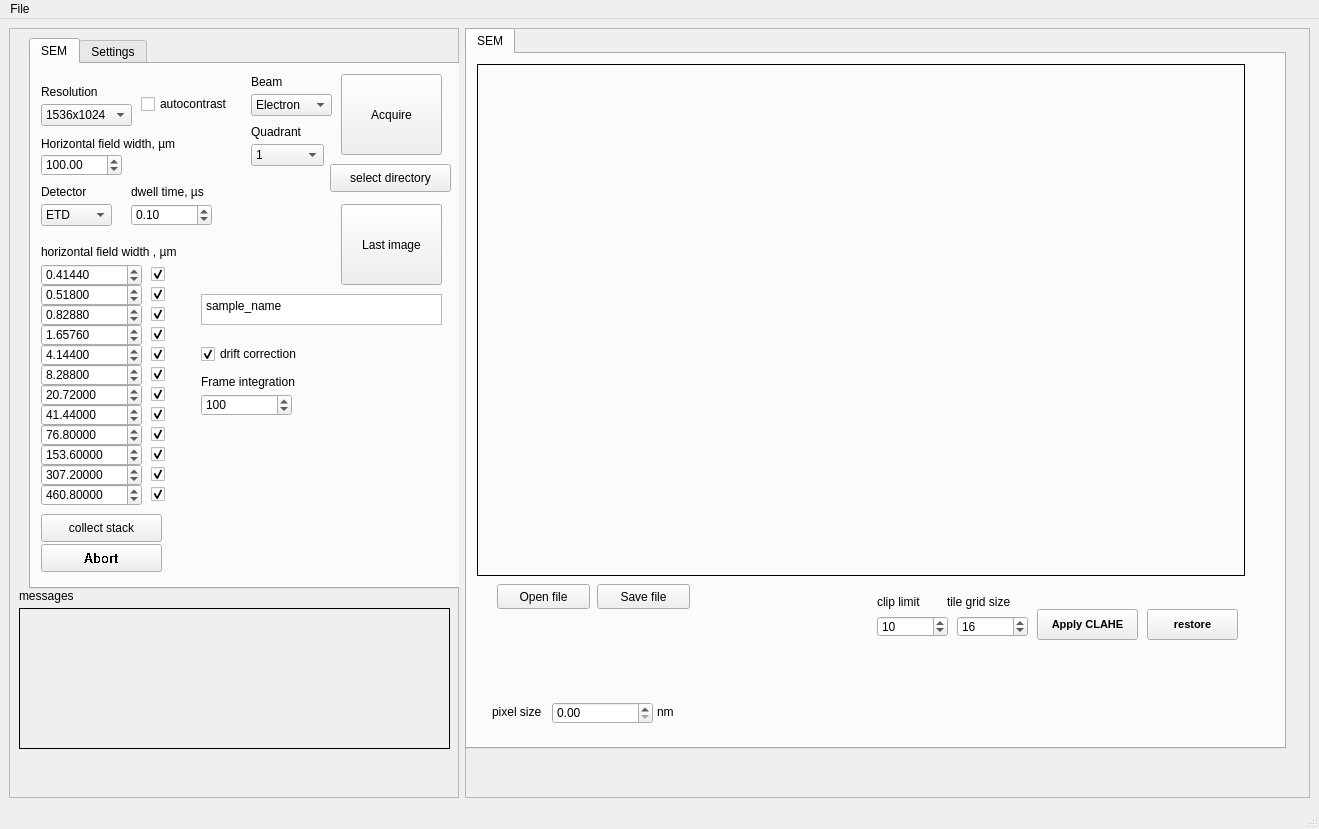
Above: qtdesigner_files/main_gui.ui from gorliks/SEM_Scan before the change. Below: the same form after it.
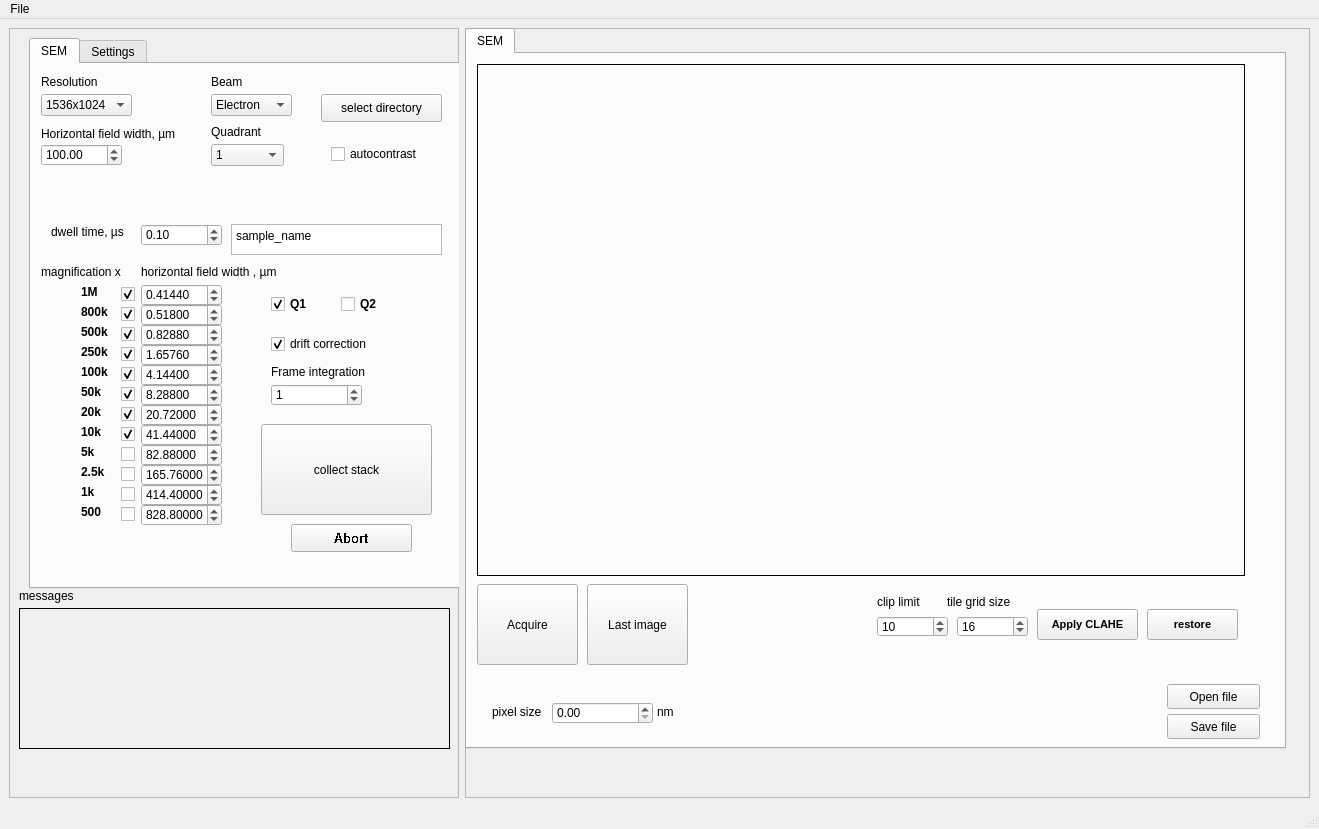
That is the form after the change.

Diff of the .ui file:
```diff
--- a/qtdesigner_files/main_gui.ui
+++ b/qtdesigner_files/main_gui.ui
@@ -108,24 +108,11 @@
         <attribute name="title">
          <string>SEM</string>
         </attribute>
-        <widget class="QPushButton" name="pushButton_acquire">
-         <property name="geometry">
-          <rect>
-           <x>310</x>
-           <y>10</y>
-           <width>101</width>
-           <height>81</height>
-          </rect>
-         </property>
-         <property name="text">
-          <string>Acquire</string>
-         </property>
-        </widget>
         <widget class="QLabel" name="label_3">
          <property name="geometry">
           <rect>
            <x>10</x>
-           <y>70</y>
+           <y>60</y>
            <width>161</width>
            <height>20</height>
           </rect>
@@ -134,49 +121,11 @@
           <string>Horizontal field width, µm</string>
          </property>
         </widget>
-        <widget class="QComboBox" name="comboBox_detector">
-         <property name="geometry">
-          <rect>
-           <x>10</x>
-           <y>140</y>
-           <width>71</width>
-           <height>22</height>
-          </rect>
-         </property>
-         <item>
-          <property name="text">
-           <string>ETD</string>
-          </property>
-         </item>
-         <item>
-          <property name="text">
-           <string>TLD</string>
-          </property>
-         </item>
-         <item>
-          <property name="text">
-           <string>ICE</string>
-          </property>
-         </item>
-        </widget>
-        <widget class="QLabel" name="label">
-         <property name="geometry">
-          <rect>
-           <x>10</x>
-           <y>120</y>
-           <width>61</width>
-           <height>16</height>
-          </rect>
-         </property>
-         <property name="text">
-          <string>Detector</string>
-         </property>
-        </widget>
         <widget class="QLabel" name="label_2">
          <property name="geometry">
           <rect>
-           <x>100</x>
-           <y>120</y>
+           <x>20</x>
+           <y>160</y>
            <width>91</width>
            <height>16</height>
           </rect>
@@ -189,7 +138,7 @@
          <property name="geometry">
           <rect>
            <x>10</x>
-           <y>90</y>
+           <y>80</y>
            <width>81</width>
            <height>22</height>
           </rect>
@@ -204,8 +153,8 @@
         <widget class="QDoubleSpinBox" name="spinBox_dwell_time">
          <property name="geometry">
           <rect>
-           <x>100</x>
-           <y>140</y>
+           <x>110</x>
+           <y>160</y>
            <width>81</width>
            <height>22</height>
           </rect>
@@ -220,8 +169,8 @@
         <widget class="QPushButton" name="pushButton_select_directory">
          <property name="geometry">
           <rect>
-           <x>299</x>
-           <y>100</y>
+           <x>290</x>
+           <y>30</y>
            <width>121</width>
            <height>28</height>
           </rect>
@@ -234,7 +183,7 @@
          <property name="geometry">
           <rect>
            <x>10</x>
-           <y>40</y>
+           <y>30</y>
            <width>91</width>
            <height>22</height>
           </rect>
@@ -279,7 +228,7 @@
          <property name="geometry">
           <rect>
            <x>10</x>
-           <y>20</y>
+           <y>10</y>
            <width>101</width>
            <height>16</height>
           </rect>
@@ -294,8 +243,8 @@
          </property>
          <property name="geometry">
           <rect>
-           <x>110</x>
-           <y>30</y>
+           <x>300</x>
+           <y>80</y>
            <width>111</width>
            <height>20</height>
           </rect>
@@ -307,24 +256,11 @@
           <bool>false</bool>
          </property>
         </widget>
-        <widget class="QPushButton" name="pushButton_last_image">
-         <property name="geometry">
-          <rect>
-           <x>310</x>
-           <y>140</y>
-           <width>101</width>
-           <height>81</height>
-          </rect>
-         </property>
-         <property name="text">
-          <string>Last image</string>
-         </property>
-        </widget>
         <widget class="QCheckBox" name="checkBox_drift_correction">
          <property name="geometry">
           <rect>
-           <x>170</x>
-           <y>280</y>
+           <x>240</x>
+           <y>270</y>
            <width>111</width>
            <height>20</height>
           </rect>
@@ -339,7 +275,7 @@
         <widget class="QComboBox" name="comboBox_beam_type">
          <property name="geometry">
           <rect>
-           <x>220</x>
+           <x>180</x>
            <y>30</y>
            <width>81</width>
            <height>22</height>
@@ -359,7 +295,7 @@
         <widget class="QLabel" name="label_4">
          <property name="geometry">
           <rect>
-           <x>220</x>
+           <x>180</x>
            <y>10</y>
            <width>41</width>
            <height>16</height>
@@ -372,7 +308,7 @@
         <widget class="QComboBox" name="comboBox_quadrant">
          <property name="geometry">
           <rect>
-           <x>220</x>
+           <x>180</x>
            <y>80</y>
            <width>73</width>
            <height>22</height>
@@ -402,7 +338,7 @@
         <widget class="QLabel" name="label_8">
          <property name="geometry">
           <rect>
-           <x>220</x>
+           <x>180</x>
            <y>60</y>
            <width>61</width>
            <height>16</height>
@@ -415,9 +351,9 @@
         <widget class="QDoubleSpinBox" name="doubleSpinBox_hfw_01">
          <property name="geometry">
           <rect>
-           <x>10</x>
-           <y>200</y>
-           <width>101</width>
+           <x>110</x>
+           <y>220</y>
+           <width>81</width>
            <height>22</height>
           </rect>
          </property>
@@ -434,8 +370,8 @@
         <widget class="QLabel" name="label_5">
          <property name="geometry">
           <rect>
-           <x>10</x>
-           <y>180</y>
+           <x>110</x>
+           <y>200</y>
            <width>151</width>
            <height>16</height>
           </rect>
@@ -447,9 +383,9 @@
         <widget class="QDoubleSpinBox" name="doubleSpinBox_hfw_02">
          <property name="geometry">
           <rect>
-           <x>10</x>
-           <y>220</y>
-           <width>101</width>
+           <x>110</x>
+           <y>240</y>
+           <width>81</width>
            <height>22</height>
           </rect>
          </property>
@@ -466,9 +402,9 @@
         <widget class="QDoubleSpinBox" name="doubleSpinBox_hfw_03">
          <property name="geometry">
           <rect>
-           <x>10</x>
-           <y>240</y>
-           <width>101</width>
+           <x>110</x>
+           <y>260</y>
+           <width>81</width>
            <height>22</height>
           </rect>
          </property>
@@ -485,9 +421,9 @@
         <widget class="QDoubleSpinBox" name="doubleSpinBox_hfw_04">
          <property name="geometry">
           <rect>
-           <x>10</x>
-           <y>260</y>
-           <width>101</width>
+           <x>110</x>
+           <y>280</y>
+           <width>81</width>
            <height>22</height>
           </rect>
          </property>
@@ -504,9 +440,9 @@
         <widget class="QDoubleSpinBox" name="doubleSpinBox_hfw_05">
          <property name="geometry">
           <rect>
-           <x>10</x>
-           <y>280</y>
-           <width>101</width>
+           <x>110</x>
+           <y>300</y>
+           <width>81</width>
            <height>22</height>
           </rect>
          </property>
@@ -523,9 +459,9 @@
         <widget class="QDoubleSpinBox" name="doubleSpinBox_hfw_06">
          <property name="geometry">
           <rect>
-           <x>10</x>
-           <y>300</y>
-           <width>101</width>
+           <x>110</x>
+           <y>320</y>
+           <width>81</width>
            <height>22</height>
           </rect>
          </property>
@@ -542,9 +478,9 @@
         <widget class="QDoubleSpinBox" name="doubleSpinBox_hfw_07">
          <property name="geometry">
           <rect>
-           <x>10</x>
-           <y>320</y>
-           <width>101</width>
+           <x>110</x>
+           <y>340</y>
+           <width>81</width>
            <height>22</height>
           </rect>
          </property>
@@ -561,9 +497,9 @@
         <widget class="QDoubleSpinBox" name="doubleSpinBox_hfw_08">
          <property name="geometry">
           <rect>
-           <x>10</x>
-           <y>340</y>
-           <width>101</width>
+           <x>110</x>
+           <y>360</y>
+           <width>81</width>
            <height>22</height>
           </rect>
          </property>
@@ -580,9 +516,9 @@
         <widget class="QDoubleSpinBox" name="doubleSpinBox_hfw_09">
          <property name="geometry">
           <rect>
-           <x>10</x>
-           <y>360</y>
-           <width>101</width>
+           <x>110</x>
+           <y>380</y>
+           <width>81</width>
            <height>22</height>
           </rect>
          </property>
@@ -593,15 +529,15 @@
           <double>1000000.000000000000000</double>
          </property>
          <property name="value">
-          <double>76.799999999999997</double>
+          <double>82.879999999999995</double>
          </property>
         </widget>
         <widget class="QDoubleSpinBox" name="doubleSpinBox_hfw_10">
          <property name="geometry">
           <rect>
-           <x>10</x>
-           <y>380</y>
-           <width>101</width>
+           <x>110</x>
+           <y>400</y>
+           <width>81</width>
            <height>22</height>
           </rect>
          </property>
@@ -612,15 +548,15 @@
           <double>1000000.000000000000000</double>
          </property>
          <property name="value">
-          <double>153.599999999999994</double>
+          <double>165.759999999999991</double>
          </property>
         </widget>
         <widget class="QDoubleSpinBox" name="doubleSpinBox_hfw_11">
          <property name="geometry">
           <rect>
-           <x>10</x>
-           <y>400</y>
-           <width>101</width>
+           <x>110</x>
+           <y>420</y>
+           <width>81</width>
            <height>22</height>
           </rect>
          </property>
@@ -631,15 +567,15 @@
           <double>1000000.000000000000000</double>
          </property>
          <property name="value">
-          <double>307.199999999999989</double>
+          <double>414.399999999999977</double>
          </property>
         </widget>
         <widget class="QDoubleSpinBox" name="doubleSpinBox_hfw_12">
          <property name="geometry">
           <rect>
-           <x>10</x>
-           <y>420</y>
-           <width>101</width>
+           <x>110</x>
+           <y>440</y>
+           <width>81</width>
            <height>22</height>
           </rect>
          </property>
@@ -650,15 +586,15 @@
           <double>1000000.000000000000000</double>
          </property>
          <property name="value">
-          <double>460.800000000000011</double>
+          <double>828.799999999999955</double>
          </property>
         </widget>
         <widget class="QCheckBox" name="checkBox_hfw_01">
          <property name="geometry">
           <rect>
-           <x>120</x>
-           <y>200</y>
-           <width>31</width>
+           <x>90</x>
+           <y>220</y>
+           <width>21</width>
            <height>20</height>
           </rect>
          </property>
@@ -672,9 +608,9 @@
         <widget class="QCheckBox" name="checkBox_hfw_02">
          <property name="geometry">
           <rect>
-           <x>120</x>
-           <y>220</y>
-           <width>31</width>
+           <x>90</x>
+           <y>240</y>
+           <width>21</width>
            <height>20</height>
           </rect>
          </property>
@@ -688,9 +624,9 @@
         <widget class="QCheckBox" name="checkBox_hfw_03">
          <property name="geometry">
           <rect>
-           <x>120</x>
-           <y>240</y>
-           <width>31</width>
+           <x>90</x>
+           <y>260</y>
+           <width>21</width>
            <height>20</height>
           </rect>
          </property>
@@ -704,9 +640,9 @@
         <widget class="QCheckBox" name="checkBox_hfw_04">
          <property name="geometry">
           <rect>
-           <x>120</x>
-           <y>260</y>
-           <width>31</width>
+           <x>90</x>
+           <y>280</y>
+           <width>21</width>
            <height>20</height>
           </rect>
          </property>
@@ -720,8 +656,8 @@
         <widget class="QCheckBox" name="checkBox_hfw_05">
          <property name="geometry">
           <rect>
-           <x>120</x>
-           <y>280</y>
+           <x>90</x>
+           <y>300</y>
            <width>21</width>
            <height>20</height>
           </rect>
@@ -736,9 +672,9 @@
         <widget class="QCheckBox" name="checkBox_hfw_06">
          <property name="geometry">
           <rect>
-           <x>120</x>
-           <y>300</y>
-           <width>31</width>
+           <x>90</x>
+           <y>320</y>
+           <width>21</width>
            <height>20</height>
           </rect>
          </property>
@@ -752,8 +688,8 @@
         <widget class="QCheckBox" name="checkBox_hfw_07">
          <property name="geometry">
           <rect>
-           <x>120</x>
-           <y>320</y>
+           <x>90</x>
+           <y>340</y>
            <width>21</width>
            <height>20</height>
           </rect>
@@ -768,9 +704,9 @@
         <widget class="QCheckBox" name="checkBox_hfw_08">
          <property name="geometry">
           <rect>
-           <x>120</x>
-           <y>340</y>
-           <width>31</width>
+           <x>90</x>
+           <y>360</y>
+           <width>21</width>
            <height>20</height>
           </rect>
          </property>
@@ -784,9 +720,9 @@
         <widget class="QCheckBox" name="checkBox_hfw_09">
          <property name="geometry">
           <rect>
-           <x>120</x>
-           <y>360</y>
-           <width>31</width>
+           <x>90</x>
+           <y>380</y>
+           <width>21</width>
            <height>20</height>
           </rect>
          </property>
@@ -794,15 +730,15 @@
           <string/>
          </property>
          <property name="checked">
-          <bool>true</bool>
+          <bool>false</bool>
          </property>
         </widget>
         <widget class="QCheckBox" name="checkBox_hfw_10">
          <property name="geometry">
           <rect>
-           <x>120</x>
-           <y>380</y>
-           <width>31</width>
+           <x>90</x>
+           <y>400</y>
+           <width>21</width>
            <height>20</height>
           </rect>
          </property>
@@ -810,15 +746,15 @@
           <string/>
          </property>
          <property name="checked">
-          <bool>true</bool>
+          <bool>false</bool>
          </property>
         </widget>
         <widget class="QCheckBox" name="checkBox_hfw_11">
          <property name="geometry">
           <rect>
-           <x>120</x>
-           <y>400</y>
-           <width>31</width>
+           <x>90</x>
+           <y>420</y>
+           <width>21</width>
            <height>20</height>
           </rect>
          </property>
@@ -826,15 +762,15 @@
           <string/>
          </property>
          <property name="checked">
-          <bool>true</bool>
+          <bool>false</bool>
          </property>
         </widget>
         <widget class="QCheckBox" name="checkBox_hfw_12">
          <property name="geometry">
           <rect>
-           <x>120</x>
-           <y>420</y>
-           <width>31</width>
+           <x>90</x>
+           <y>440</y>
+           <width>21</width>
            <height>20</height>
           </rect>
          </property>
@@ -842,14 +778,14 @@
           <string/>
          </property>
          <property name="checked">
-          <bool>true</bool>
+          <bool>false</bool>
          </property>
         </widget>
         <widget class="QPushButton" name="pushButton_abort_stack_collection">
          <property name="geometry">
           <rect>
-           <x>10</x>
-           <y>480</y>
+           <x>260</x>
+           <y>460</y>
            <width>121</width>
            <height>28</height>
           </rect>
@@ -870,10 +806,10 @@
         <widget class="QPushButton" name="pushButton_collect_stack">
          <property name="geometry">
           <rect>
-           <x>10</x>
-           <y>450</y>
-           <width>121</width>
-           <height>28</height>
+           <x>230</x>
+           <y>360</y>
+           <width>171</width>
+           <height>91</height>
           </rect>
          </property>
          <property name="text">
@@ -896,9 +832,9 @@
         <widget class="QPlainTextEdit" name="plainTextEdit_sample_name">
          <property name="geometry">
           <rect>
-           <x>170</x>
-           <y>230</y>
-           <width>241</width>
+           <x>200</x>
+           <y>160</y>
+           <width>211</width>
            <height>31</height>
           </rect>
          </property>
@@ -909,8 +845,8 @@
         <widget class="QLabel" name="label_12">
          <property name="geometry">
           <rect>
-           <x>170</x>
-           <y>310</y>
+           <x>240</x>
+           <y>300</y>
            <width>111</width>
            <height>16</height>
           </rect>
@@ -922,8 +858,8 @@
         <widget class="QSpinBox" name="spinBox_frame_integration">
          <property name="geometry">
           <rect>
-           <x>170</x>
-           <y>330</y>
+           <x>240</x>
+           <y>320</y>
            <width>91</width>
            <height>22</height>
           </rect>
@@ -932,7 +868,306 @@
           <number>1000000</number>
          </property>
          <property name="value">
-          <number>100</number>
+          <number>1</number>
+         </property>
+        </widget>
+        <widget class="QLabel" name="label_13">
+         <property name="geometry">
+          <rect>
+           <x>10</x>
+           <y>200</y>
+           <width>91</width>
+           <height>16</height>
+          </rect>
+         </property>
+         <property name="text">
+          <string>magnification x</string>
+         </property>
+        </widget>
+        <widget class="QLabel" name="label_hfw_01">
+         <property name="geometry">
+          <rect>
+           <x>50</x>
+           <y>220</y>
+           <width>21</width>
+           <height>16</height>
+          </rect>
+         </property>
+         <property name="font">
+          <font>
+           <family>Arial</family>
+           <weight>75</weight>
+           <bold>true</bold>
+          </font>
+         </property>
+         <property name="text">
+          <string>1M</string>
+         </property>
+        </widget>
+        <widget class="QLabel" name="label_hfw_02">
+         <property name="geometry">
+          <rect>
+           <x>50</x>
+           <y>240</y>
+           <width>31</width>
+           <height>16</height>
+          </rect>
+         </property>
+         <property name="font">
+          <font>
+           <family>Arial</family>
+           <weight>75</weight>
+           <bold>true</bold>
+          </font>
+         </property>
+         <property name="text">
+          <string>800k</string>
+         </property>
+        </widget>
+        <widget class="QLabel" name="label_hfw_03">
+         <property name="geometry">
+          <rect>
+           <x>50</x>
+           <y>260</y>
+           <width>31</width>
+           <height>16</height>
+          </rect>
+         </property>
+         <property name="font">
+          <font>
+           <family>Arial</family>
+           <weight>75</weight>
+           <bold>true</bold>
+          </font>
+         </property>
+         <property name="text">
+          <string>500k</string>
+         </property>
+        </widget>
+        <widget class="QLabel" name="label_hfw_04">
+         <property name="geometry">
+          <rect>
+           <x>50</x>
+           <y>280</y>
+           <width>31</width>
+           <height>16</height>
+          </rect>
+         </property>
+         <property name="font">
+          <font>
+           <family>Arial</family>
+           <weight>75</weight>
+           <bold>true</bold>
+          </font>
+         </property>
+         <property name="text">
+          <string>250k</string>
+         </property>
+        </widget>
+        <widget class="QLabel" name="label_hfw_05">
+         <property name="geometry">
+          <rect>
+           <x>50</x>
+           <y>300</y>
+           <width>31</width>
+           <height>16</height>
+          </rect>
+         </property>
+         <property name="font">
+          <font>
+           <family>Arial</family>
+           <weight>75</weight>
+           <bold>true</bold>
+          </font>
+         </property>
+         <property name="text">
+          <string>100k</string>
+         </property>
+        </widget>
+        <widget class="QLabel" name="label_hfw_06">
+         <property name="geometry">
+          <rect>
+           <x>50</x>
+           <y>320</y>
+           <width>21</width>
+           <height>16</height>
+          </rect>
+         </property>
+         <property name="font">
+          <font>
+           <family>Arial</family>
+           <weight>75</weight>
+           <bold>true</bold>
+          </font>
+         </property>
+         <property name="text">
+          <string>50k</string>
+         </property>
+        </widget>
+        <widget class="QLabel" name="label_hfw_07">
+         <property name="geometry">
+          <rect>
+           <x>50</x>
+           <y>340</y>
+           <width>21</width>
+           <height>16</height>
+          </rect>
+         </property>
+         <property name="font">
+          <font>
+           <family>Arial</family>
+           <weight>75</weight>
+           <bold>true</bold>
+          </font>
+         </property>
+         <property name="text">
+          <string>20k</string>
+         </property>
+        </widget>
+        <widget class="QLabel" name="label_hfw_08">
+         <property name="geometry">
+          <rect>
+           <x>50</x>
+           <y>360</y>
+           <width>21</width>
+           <height>16</height>
+          </rect>
+         </property>
+         <property name="font">
+          <font>
+           <family>Arial</family>
+           <weight>75</weight>
+           <bold>true</bold>
+          </font>
+         </property>
+         <property name="text">
+          <string>10k</string>
+         </property>
+        </widget>
+        <widget class="QLabel" name="label_hfw_09">
+         <property name="geometry">
+          <rect>
+           <x>50</x>
+           <y>380</y>
+           <width>21</width>
+           <height>16</height>
+          </rect>
+         </property>
+         <property name="font">
+          <font>
+           <family>Arial</family>
+           <weight>75</weight>
+           <bold>true</bold>
+          </font>
+         </property>
+         <property name="text">
+          <string>5k</string>
+         </property>
+        </widget>
+        <widget class="QLabel" name="label_hfw_10">
+         <property name="geometry">
+          <rect>
+           <x>50</x>
+           <y>400</y>
+           <width>31</width>
+           <height>16</height>
+          </rect>
+         </property>
+         <property name="font">
+          <font>
+           <family>Arial</family>
+           <weight>75</weight>
+           <bold>true</bold>
+          </font>
+         </property>
+         <property name="text">
+          <string>2.5k</string>
+         </property>
+        </widget>
+        <widget class="QLabel" name="label_hfw_11">
+         <property name="geometry">
+          <rect>
+           <x>50</x>
+           <y>420</y>
+           <width>21</width>
+           <height>16</height>
+          </rect>
+         </property>
+         <property name="font">
+          <font>
+           <family>Arial</family>
+           <weight>75</weight>
+           <bold>true</bold>
+          </font>
+         </property>
+         <property name="text">
+          <string>1k</string>
+         </property>
+        </widget>
+        <widget class="QLabel" name="label_hfw_12">
+         <property name="geometry">
+          <rect>
+           <x>50</x>
+           <y>440</y>
+           <width>21</width>
+           <height>16</height>
+          </rect>
+         </property>
+         <property name="font">
+          <font>
+           <family>Arial</family>
+           <weight>75</weight>
+           <bold>true</bold>
+          </font>
+         </property>
+         <property name="text">
+          <string>500</string>
+         </property>
+        </widget>
+        <widget class="QCheckBox" name="checkBox_q1">
+         <property name="geometry">
+          <rect>
+           <x>240</x>
+           <y>230</y>
+           <width>51</width>
+           <height>20</height>
+          </rect>
+         </property>
+         <property name="font">
+          <font>
+           <family>Arial</family>
+           <weight>75</weight>
+           <bold>true</bold>
+          </font>
+         </property>
+         <property name="text">
+          <string>Q1</string>
+         </property>
+         <property name="checked">
+          <bool>true</bool>
+         </property>
+        </widget>
+        <widget class="QCheckBox" name="checkBox_q2">
+         <property name="geometry">
+          <rect>
+           <x>310</x>
+           <y>230</y>
+           <width>51</width>
+           <height>20</height>
+          </rect>
+         </property>
+         <property name="font">
+          <font>
+           <family>Arial</family>
+           <weight>75</weight>
+           <bold>true</bold>
+          </font>
+         </property>
+         <property name="text">
+          <string>Q2</string>
+         </property>
+         <property name="checked">
+          <bool>false</bool>
          </property>
         </widget>
        </widget>
@@ -1540,8 +1775,8 @@
         <widget class="QPushButton" name="pushButton_save_file">
          <property name="geometry">
           <rect>
-           <x>130</x>
-           <y>530</y>
+           <x>700</x>
+           <y>660</y>
            <width>93</width>
            <height>25</height>
           </rect>
@@ -1708,8 +1943,8 @@
         <widget class="QPushButton" name="pushButton_open_file">
          <property name="geometry">
           <rect>
-           <x>30</x>
-           <y>530</y>
+           <x>700</x>
+           <y>630</y>
            <width>93</width>
            <height>25</height>
           </rect>
@@ -1737,6 +1972,32 @@
           <number>10</number>
          </property>
         </widget>
+        <widget class="QPushButton" name="pushButton_acquire">
+         <property name="geometry">
+          <rect>
+           <x>10</x>
+           <y>530</y>
+           <width>101</width>
+           <height>81</height>
+          </rect>
+         </property>
+         <property name="text">
+          <string>Acquire</string>
+         </property>
+        </widget>
+        <widget class="QPushButton" name="pushButton_last_image">
+         <property name="geometry">
+          <rect>
+           <x>120</x>
+           <y>530</y>
+           <width>101</width>
+           <height>81</height>
+          </rect>
+         </property>
+         <property name="text">
+          <string>Last image</string>
+         </property>
+        </widget>
        </widget>
       </widget>
      </widget>
```
Left out of the diff: 35 changed lines with no effect on the pictures.
